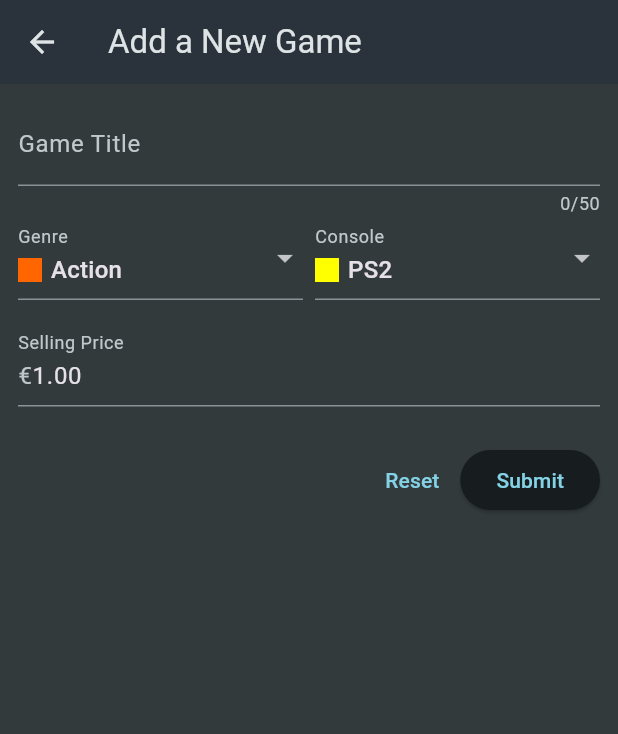
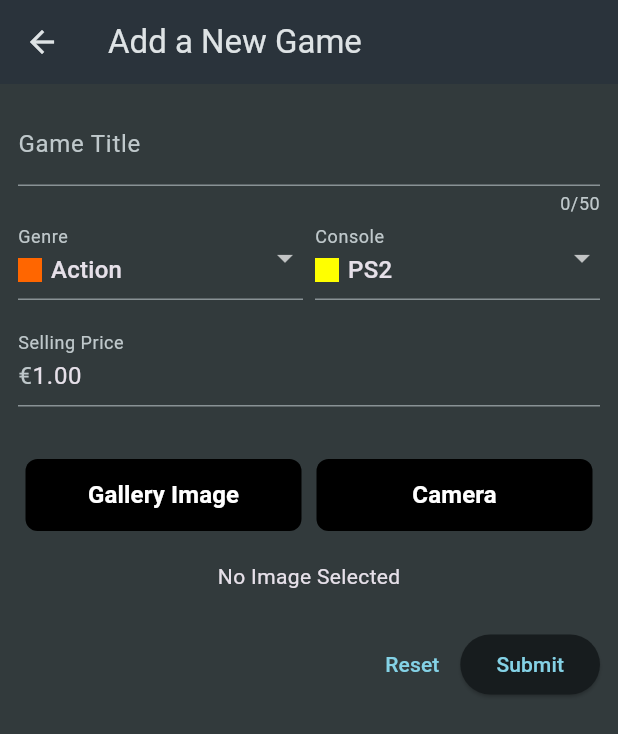
Before and after one commit to miguelabela03/CPD_Flutter_Project, a Flutter app: the NewItem screen opened directly, on a phone screen of 412 x 824 dp. Shown: the top 734 px of the screen. Run offline on Flutter 3.47's test engine with Material 3 defaults, Android fonts, the phone set to English and light mode, and no system bars; our stand-ins replace image_picker; network calls fail.

Commit message:
Implemented the Camera and Gallery functionality

```diff
--- a/lib/widgets/new_item.dart
+++ b/lib/widgets/new_item.dart
@@ -1,4 +1,5 @@
 import 'dart:convert';
+import 'dart:io';
 
 import 'package:flutter/material.dart';
 
@@ -9,6 +10,8 @@ import 'package:play_again_ma_swd62a/data/consoles.dart';
 import 'package:play_again_ma_swd62a/models/console.dart';
 
 import 'package:play_again_ma_swd62a/models/game_item.dart';
+
+import 'package:image_picker/image_picker.dart';
 
 import 'package:http/http.dart' as http;
 
@@ -27,6 +30,29 @@ class _NewItemState extends State<NewItem> {
   var _selectedGenre = genres[Genres.action];
   var _selectedConsole = consoles[Consoles.PS2];
   var _enteredSellingPrice = 1.00;
+  File? _selectedImage;
+
+  Future _pickImageFromGallery() async {
+    final returnedImage = await ImagePicker().pickImage(
+      source: ImageSource.gallery,
+    );
+    if (returnedImage == null) return;
+    final imageTemporary = File(returnedImage.path);
+    setState(() {
+      _selectedImage = imageTemporary;
+    });
+  }
+
+  Future _pickImageFromCamera() async {
+    final returnedImage = await ImagePicker().pickImage(
+      source: ImageSource.camera,
+    );
+    if (returnedImage == null) return;
+    final imageTemporary = File(returnedImage.path);
+    setState(() {
+      _selectedImage = imageTemporary;
+    });
+  }
 
   var isSendingData = false;
 
@@ -40,7 +66,8 @@ class _NewItemState extends State<NewItem> {
 
       final url = Uri.https(
         'play-again-ma-swd62a-default-rtdb.europe-west1.firebasedatabase.app',
-          'game-list.json');
+        'game-list.json',
+      );
 
       final response = await http.post(
         url,
@@ -49,7 +76,7 @@ class _NewItemState extends State<NewItem> {
           'gameTitle': _enteredGameTitle,
           'genre': _selectedGenre!.title,
           'console': _selectedConsole!.title,
-          'sellingPrice': _enteredSellingPrice
+          'sellingPrice': _enteredSellingPrice,
           // Implement Image
         }),
       );
@@ -60,24 +87,26 @@ class _NewItemState extends State<NewItem> {
         return;
       }
 
-      Navigator.of(context).pop(GameItem(
+      Navigator.of(context).pop(
+        GameItem(
           id: responseData["name"],
           gameTitle: _enteredGameTitle,
           genre: _selectedGenre!,
           console: _selectedConsole!,
-        sellingPrice: _enteredSellingPrice
+          sellingPrice: _enteredSellingPrice,
           // Implement Image
-      ));
+        ),
+      );
     }
   }
 
   @override
   Widget build(BuildContext context) {
     return Scaffold(
-      appBar: AppBar(
-        title: const Text('Add a New Game'),
-      ),
-      body: Padding(
+      resizeToAvoidBottomInset: true,
+      appBar: AppBar(title: const Text('Add a New Game')),
+      body: SingleChildScrollView(
+        child: Padding(
           padding: const EdgeInsets.all(12),
           child: Form(
             key: _formKey,
@@ -85,9 +114,7 @@ class _NewItemState extends State<NewItem> {
               children: [
                 TextFormField(
                   maxLength: 50,
-                decoration: const InputDecoration(
-                  label: Text('Game Title'),
-                ),
+                  decoration: const InputDecoration(label: Text('Game Title')),
                   validator: (value) {
                     if (value == null ||
                         value.isEmpty ||
@@ -187,6 +214,80 @@ class _NewItemState extends State<NewItem> {
                   },
                 ),
                 const SizedBox(height: 25),
+                Column(
+                  children: [
+                    const SizedBox(height: 10),
+                    Row(
+                      mainAxisAlignment: MainAxisAlignment.center,
+                      children: [
+                        Expanded(
+                          child: Container(
+                            margin: const EdgeInsets.symmetric(horizontal: 5),
+                            decoration: BoxDecoration(
+                              color: Colors.black, // Black background
+                              borderRadius: BorderRadius.circular(
+                                8,
+                              ), // Optional rounded corners
+                            ),
+                            child: MaterialButton(
+                              onPressed: _pickImageFromGallery,
+                              child: const Text(
+                                "Gallery Image",
+                                style: TextStyle(
+                                  color: Colors.white,
+                                  fontWeight: FontWeight.bold,
+                                  fontSize: 16,
+                                ),
+                              ),
+                            ),
+                          ),
+                        ),
+                        Expanded(
+                          child: Container(
+                            margin: const EdgeInsets.symmetric(horizontal: 5),
+                            decoration: BoxDecoration(
+                              color: Colors.black, // Black background
+                              borderRadius: BorderRadius.circular(
+                                8,
+                              ), // Optional rounded corners
+                            ),
+                            child: MaterialButton(
+                              onPressed: _pickImageFromCamera,
+                              child: const Text(
+                                "Camera",
+                                style: TextStyle(
+                                  color: Colors.white,
+                                  fontWeight: FontWeight.bold,
+                                  fontSize: 16,
+                                ),
+                              ),
+                            ),
+                          ),
+                        ),
+                      ],
+                    ),
+                    const SizedBox(height: 20),
+                    _selectedImage == null
+                        ? const Text("No Image Selected")
+                        : Container(
+                          width: 300, // Set the desired width
+                          height: 300, // Set the desired height
+                          decoration: BoxDecoration(
+                            border: Border.all(
+                              color: Colors.grey,
+                            ), // Optional border for styling
+                          ),
+                          child: Image.file(
+                            _selectedImage!,
+                            fit:
+                                BoxFit
+                                    .cover, // Ensures the image fits within the container
+                          ),
+                        ),
+                  ],
+                ),
+
+                const SizedBox(height: 25),
                 Row(
                   mainAxisAlignment: MainAxisAlignment.end,
                   children: [
@@ -198,7 +299,8 @@ class _NewItemState extends State<NewItem> {
                     ),
                     ElevatedButton(
                       onPressed: isSendingData ? null : _saveItem,
-                    child: isSendingData
+                      child:
+                          isSendingData
                               ? const SizedBox(
                                 width: 16,
                                 height: 16,
@@ -212,6 +314,7 @@ class _NewItemState extends State<NewItem> {
             ),
           ),
         ),
+      ),
     );
   }
 }
--- a/pubspec.yaml
+++ b/pubspec.yaml
@@ -10,6 +10,7 @@ dependencies:
   flutter:
     sdk: flutter
   http: ^1.3.0
+  image_picker: ^1.1.2
 
 dev_dependencies:
   flutter_test:
```
Also changed, not shown: pubspec.lock, 6 other files. Lines whose indentation alone changed are shown as unchanged.
